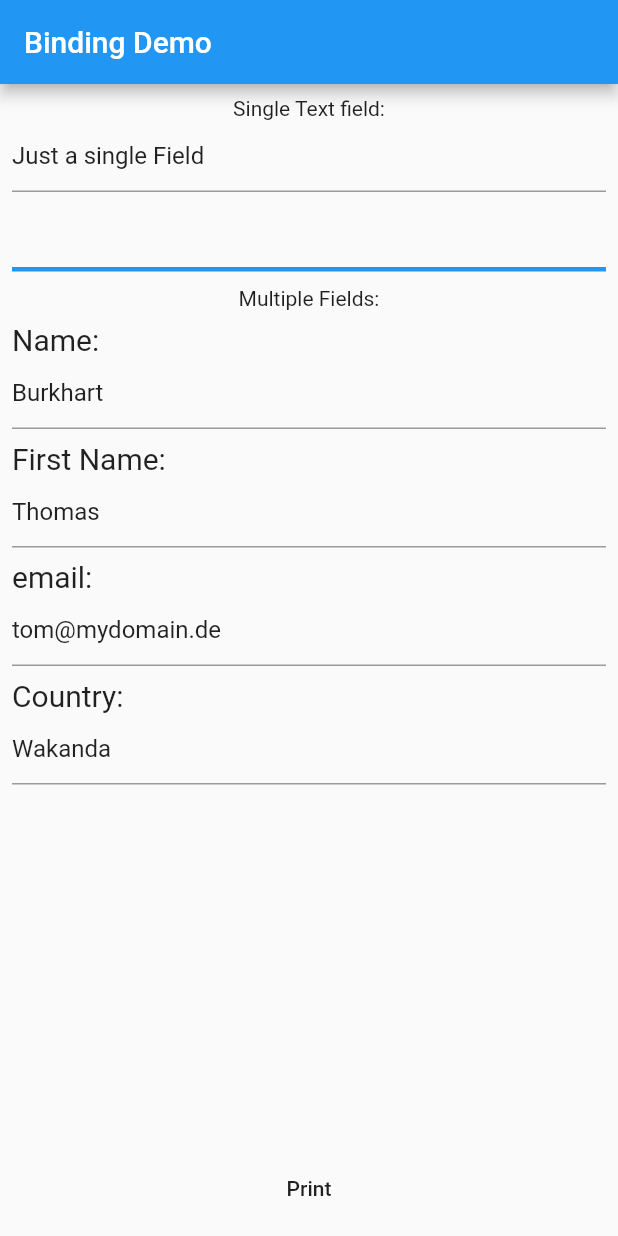
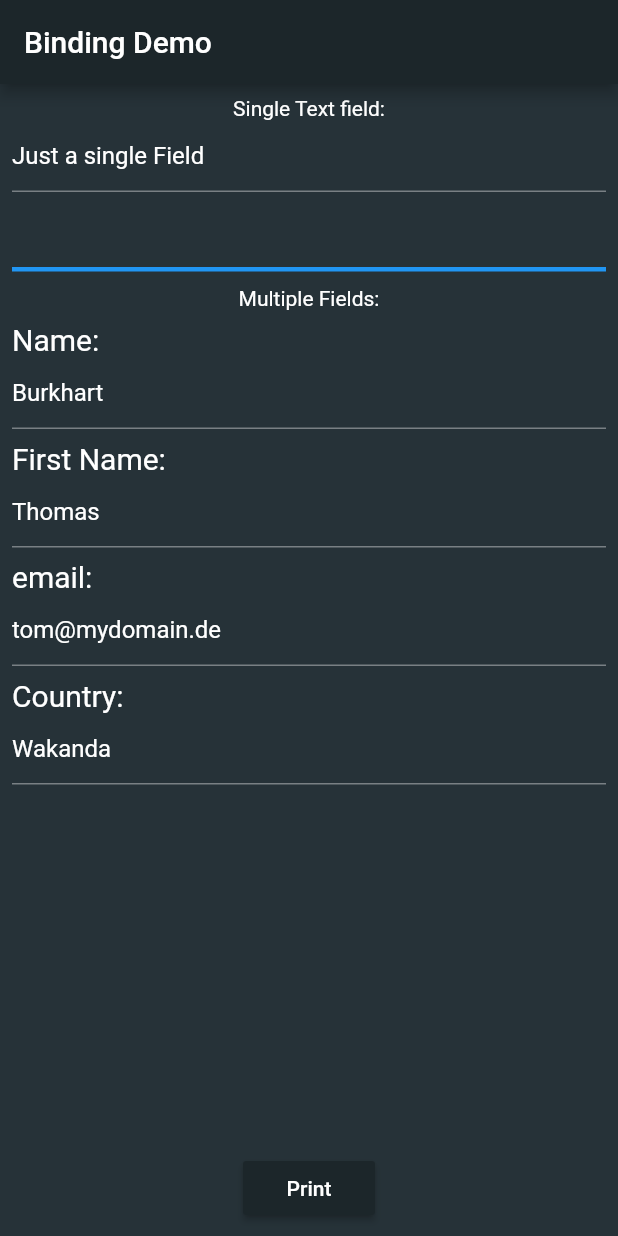
Before and after one commit to escamoteur/two_way_binding, a Flutter app: the screen it shows after launch, on a phone screen of 412 x 824 dp. Run offline on Flutter 3.47's test engine with Material 2 defaults, Android fonts, the phone set to English and light mode, and no system bars.

```diff
--- a/lib/app_model.dart
+++ b/lib/app_model.dart
@@ -1,4 +1,4 @@
-import 'package:tuple/tuple.dart';
+
 
 
 class FormEntry {
--- a/lib/main.dart
+++ b/lib/main.dart
@@ -1,7 +1,6 @@
 import 'dart:async';
 
 import 'package:flutter/material.dart';
-import 'package:flutter/services.dart';
 import 'package:two_way_binding/app_model.dart';
 import 'package:two_way_binding/main_page.dart';
 import 'package:two_way_binding/model_provider.dart';
@@ -29,6 +28,13 @@ class TheApp extends StatelessWidget {
       model: model,
       child: new MaterialApp(
         title: 'Binding Demo',
+        theme: new ThemeData.dark().copyWith(
+          disabledColor: Colors.white12,
+          primaryColor: new Color(0xFF1C262A),
+          buttonColor: new Color(0xFF1C262A),
+          accentColor: new Color(0xFFA7D9D5),
+          scaffoldBackgroundColor: new Color.fromRGBO(38, 50, 56, 1.0),),
+
         home: new MainPage(),
       ),
     );
--- a/lib/main_page.dart
+++ b/lib/main_page.dart
@@ -14,9 +14,7 @@ class MainPage extends StatelessWidget {
           [
             Text("Single Text field:"),
             TextField(
-                controller: TextEditingController(
-              text: ModelProvider.of(context).singleFieldValue,
-            ),
+                controller: TextEditingController(text: ModelProvider.of(context).singleFieldValue,),
 
             onChanged: ( newValue) => ModelProvider.of(context).singleFieldValue = newValue,
             ),
@@ -34,7 +32,8 @@ class MainPage extends StatelessWidget {
             Expanded(child:
               ListView.builder(
                   itemCount: ModelProvider.of(context).formEntries.length,
-                  itemBuilder: (context, index) {
+                  itemBuilder: (context, index)
+                  {
                     return Padding(
                       padding: const EdgeInsets.only(top: 8.0),
                       child:
@@ -45,7 +44,7 @@ class MainPage extends StatelessWidget {
                           Text(
                             ModelProvider.of(context).formEntries[index].title,
                             style: TextStyle(fontSize: 20.0),
-                          ),
+                            ),
                           TextField(
                             controller: TextEditingController(
                                 text: ModelProvider.of(context).formEntries[index].content),
@@ -59,7 +58,7 @@ class MainPage extends StatelessWidget {
                   }),
             ),
 
-            MaterialButton(
+            MaterialButton(color: Theme.of(context).buttonColor,
               child: Text("Print"),
               onPressed: ModelProvider.of(context).printContent,
             )
--- a/lib/model_provider.dart
+++ b/lib/model_provider.dart
@@ -6,7 +6,7 @@ import 'package:two_way_binding/app_model.dart';
 
 
 // InheritedWidgets allow you to propagate values down the Widget Tree.
-// it can then be accessed by just writing  TheViewModel.of(context)
+// it can then be accessed by just writing  ModelProvider.of(context)
 class ModelProvider extends InheritedWidget {
   final AppModel model;
 
```
Also changed, not shown: 1 other file.
